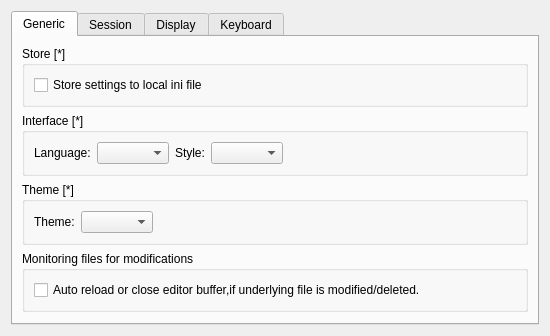
This is liteidex/src/liteapp/liteappoption.ui in l1291434519/liteide as Qt 5 draws it before an edit. The edited form follows.
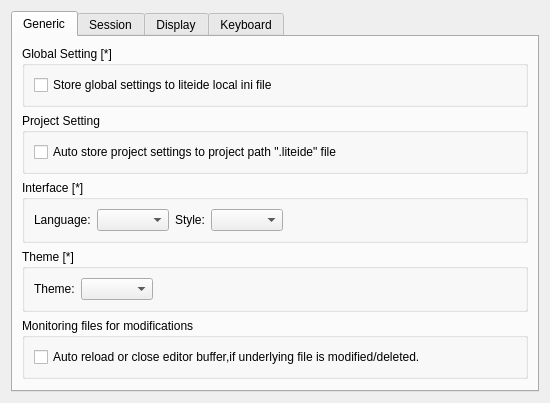
This is the edited form.

Commit message: add auto store project local .liteide option

What changed in the file:
```diff
--- a/liteidex/src/liteapp/liteappoption.ui
+++ b/liteidex/src/liteapp/liteappoption.ui
@@ -7,7 +7,7 @@
     <x>0</x>
     <y>0</y>
     <width>529</width>
-    <height>286</height>
+    <height>340</height>
    </rect>
   </property>
   <property name="windowTitle">
@@ -27,7 +27,7 @@
        <item>
         <widget class="QGroupBox" name="groupBox_4">
          <property name="title">
-          <string>Store [*]</string>
+          <string>Global Setting [*]</string>
          </property>
          <layout class="QHBoxLayout" name="horizontalLayout_2">
           <item>
@@ -38,7 +38,23 @@
              </font>
             </property>
             <property name="text">
-             <string>Store settings to local ini file</string>
+             <string>Store global settings to liteide local ini file</string>
+            </property>
+           </widget>
+          </item>
+         </layout>
+        </widget>
+       </item>
+       <item>
+        <widget class="QGroupBox" name="groupBox_10">
+         <property name="title">
+          <string>Project Setting</string>
+         </property>
+         <layout class="QHBoxLayout" name="horizontalLayout_8">
+          <item>
+           <widget class="QCheckBox" name="storeProjectLocalCheckBox">
+            <property name="text">
+             <string>Auto store project settings to project path &quot;.liteide&quot; file</string>
             </property>
            </widget>
           </item>
```
Left out of the diff: 1 changed line with no effect on the pictures. The commit also changes 4 other files.
